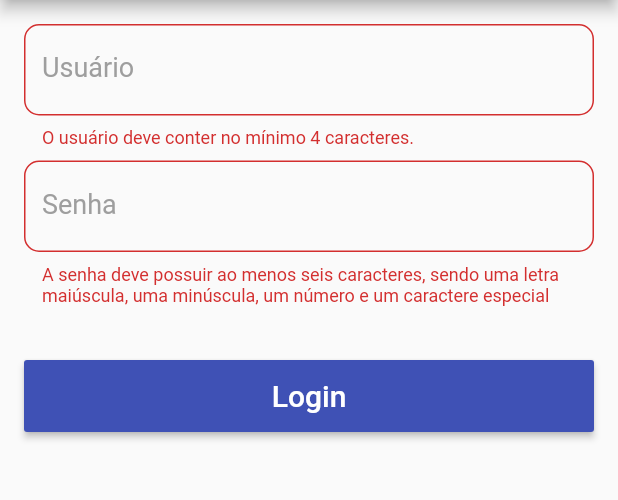
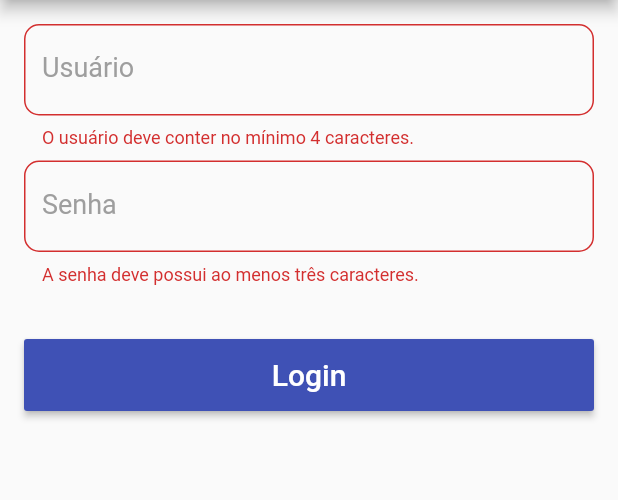
Before and after one commit to andrefch/flutter_carros, a Flutter app: the screen it shows after launch, after a tap on "Login", on a phone screen of 412 x 824 dp, the part 84-584 px from its top. Run offline on Flutter 3.47's test engine with Material 2 defaults, Android fonts, the phone set to English and light mode, and no system bars.

Commit message:
Classes 91..100 - ApiResult; - New login endpoint; - pushReplacement screen; - Loading inside button;

```diff
--- /dev/null
+++ b/lib/data/api/api_result.dart
@@ -0,0 +1,15 @@
+class ApiResult<T> {
+  final bool success;
+  final T data;
+  final String message;
+
+  ApiResult.success(T data)
+      : this.data = data,
+        this.message = null,
+        this.success = true;
+
+  ApiResult.failure(String message)
+      : this.data = null,
+        this.message = message,
+        this.success = false;
+}
--- /dev/null
+++ b/lib/data/model/user.dart
@@ -0,0 +1,28 @@
+class User {
+  final int id;
+  final String name;
+  final String username;
+  final String email;
+  final String imageURL;
+  final String token;
+  final List<String> roles;
+
+  User(this.id, this.name, this.username, this.email, this.imageURL, this.token,
+      this.roles);
+
+  User.fromJson(Map<String, dynamic> json)
+      : this(
+          json["id"],
+          json["nome"],
+          json["login"],
+          json["email"],
+          json["urlFoto"],
+          json["token"],
+          json["roles"]?.map<String>((role) => role.toString())?.toList() ?? List<String>(),
+        );
+
+  @override
+  String toString() {
+    return 'User{id: $id, name: $name, username: $username, email: $email, imageURL: $imageURL, token: $token, roles: $roles}';
+  }
+}
--- a/lib/screens/login_screen.dart
+++ b/lib/screens/login_screen.dart
@@ -1,5 +1,7 @@
 import 'package:flutter/material.dart';
+import 'package:flutter_carros/data/api/api_result.dart';
 import 'package:flutter_carros/data/api/login_api.dart';
+import 'package:flutter_carros/data/model/user.dart';
 import 'package:flutter_carros/screens/home_screen.dart';
 import 'package:flutter_carros/util/navigator_util.dart';
 import 'package:flutter_carros/widgets/app_button.dart';
@@ -22,6 +24,8 @@ class _LoginScreenState extends State<LoginScreen> {
   final _passwordRegex =
       RegExp(r"^(?=.*[a-z])(?=.*[A-Z])(?=.*[0-9])(?=.*[!@#\$\%\^&])(?=.{6,})");
 
+  bool _showProgress = false;
+
   @override
   Widget build(BuildContext context) {
     return Scaffold(
@@ -29,11 +33,13 @@ class _LoginScreenState extends State<LoginScreen> {
         title: Text("Carros"),
         centerTitle: true,
       ),
-      body: _createBody(context),
+      body: _createBody(),
     );
   }
 
-  Widget _createBody(BuildContext context) {
+  Widget _createBody() {
+    return Builder(
+      builder: (BuildContext context) {
         return Form(
           key: _formKey,
           child: Container(
@@ -60,21 +66,25 @@ class _LoginScreenState extends State<LoginScreen> {
                   hint: "Digite sua senha",
                   textCapitalization: TextCapitalization.none,
                   obscureText: true,
-              onFieldSubmitted: (String text) => _onClickLoginButton(),
+                  onFieldSubmitted: (String text) =>
+                      _onClickLoginButton(context),
                   validator: _validatePassword,
                 ),
                 SizedBox(height: 36),
                 AppButton(
                   text: "Login",
-              onPressed: _onClickLoginButton,
+                  onPressed: () => _onClickLoginButton(context),
+                  showProgress: _showProgress,
                 ),
               ],
             ),
           ),
         );
+      },
+    );
   }
 
-  void _onClickLoginButton() async {
+  void _onClickLoginButton(BuildContext context) async {
     if (!_formKey.currentState.validate()) {
       return;
     }
@@ -82,10 +92,23 @@ class _LoginScreenState extends State<LoginScreen> {
     final String username = _usernameTextEditingController.text;
     final String password = _passwordTextEditingController.text;
 
-    if (await LoginApi.login(username, password)) {
-      pushScreen(context, HomeScreen());
+    ApiResult<User> result;
+    try {
+      _updateShowProgress(true);
+      result = await LoginApi.login(username, password);
+    } finally {
+      _updateShowProgress(false);
+    }
+
+    if (result.success) {
+      print(result.data);
+      pushScreen(
+        context,
+        HomeScreen(),
+        replace: true,
+      );
     } else {
-      print("Deu ruim pra logar");
+      _showMessage(context, result.message);
     }
   }
 
@@ -102,10 +125,30 @@ class _LoginScreenState extends State<LoginScreen> {
   }
 
   String _validatePassword(String password) {
-    if (!_passwordRegex.hasMatch(password)) {
-      return "A senha deve possuir ao menos seis caracteres, sendo uma letra maiúscula, uma minúscula, um número e um caractere especial";
+    if (password.length < 3) {
+      return "A senha deve possui ao menos três caracteres.";
     }
+//    if (!_passwordRegex.hasMatch(password)) {
+//      return "A senha deve possuir ao menos seis caracteres, sendo uma letra maiúscula, uma minúscula, um número e um caractere especial";
+//    }
 
     return null;
   }
+
+  void _showMessage(BuildContext context, String message) {
+    final SnackBar snackBar = SnackBar(
+      content: Text(message),
+    );
+    Scaffold.of(context).showSnackBar(snackBar);
   }
+
+  void _updateShowProgress(bool newValue) {
+    if (this._showProgress == newValue) {
+      return;
+    }
+
+    setState(() {
+      this._showProgress = newValue;
+    });
+  }
+}
--- a/lib/widgets/app_button.dart
+++ b/lib/widgets/app_button.dart
@@ -3,8 +3,12 @@ import 'package:flutter/material.dart';
 class AppButton extends StatelessWidget {
   final String text;
   final VoidCallback onPressed;
+  final bool showProgress;
 
-  AppButton({@required this.text, @required this.onPressed});
+  AppButton(
+      {@required this.text,
+      @required this.onPressed,
+      this.showProgress = false});
 
   @override
   Widget build(BuildContext context) {
@@ -12,7 +16,11 @@ class AppButton extends StatelessWidget {
       height: 48,
       child: RaisedButton(
         color: Theme.of(context).primaryColor,
-        child: Text(
+        child: this.showProgress
+            ? CircularProgressIndicator(
+                valueColor: AlwaysStoppedAnimation(Colors.white),
+              )
+            : Text(
                 text,
                 style: TextStyle(
                   color: Colors.white,
```
Also changed, not shown: lib/data/api/login_api.dart (+33 -10 lines), lib/util/navigator_util.dart (+6 -2 lines). Lines whose indentation alone changed are shown as unchanged.
